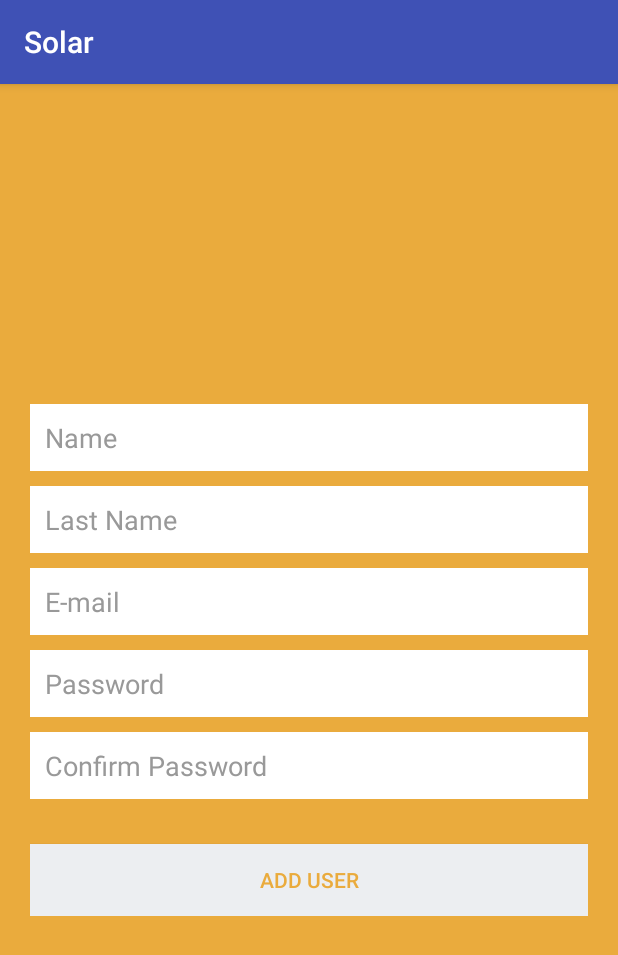
After one commit to JoseloGR/Solar, an Android app: the Register screen opened directly, with no data from a screen before it, on a phone screen of 412 x 824 dp. The commit adds this screen. Shown: the top 955 px of the screen. Run offline under Robolectric (Android 15) with nearby library versions, the phone set to English and light mode, and no system bars.

Commit message:
Primeras pantallas

```diff
--- a/app/build.gradle
+++ b/app/build.gradle
@@ -26,5 +26,6 @@ dependencies {
     })
     compile 'com.android.support:appcompat-v7:25.3.1'
     compile 'com.android.support.constraint:constraint-layout:1.0.2'
+    compile 'com.android.support:design:25.3.1'
     testCompile 'junit:junit:4.12'
 }
--- a/app/src/main/AndroidManifest.xml
+++ b/app/src/main/AndroidManifest.xml
@@ -16,6 +16,9 @@
                 <category android:name="android.intent.category.LAUNCHER" />
             </intent-filter>
         </activity>
+        <activity android:name=".Login" />
+        <activity android:name=".Proyects" />
+        <activity android:name=".Register"></activity>
     </application>
 
 </manifest>
--- /dev/null
+++ b/app/src/main/java/com/itesm/digital/solar/Register.java
@@ -0,0 +1,42 @@
+package com.itesm.digital.solar;
+
+import android.content.Intent;
+import android.support.v7.app.AppCompatActivity;
+import android.os.Bundle;
+import android.view.View;
+import android.widget.Button;
+import android.widget.EditText;
+import android.widget.Toast;
+
+public class Register extends AppCompatActivity {
+
+    private EditText name, lastname, mail, password, repassword;
+
+    @Override
+    protected void onCreate(Bundle savedInstanceState) {
+        super.onCreate(savedInstanceState);
+        setContentView(R.layout.activity_register);
+
+        name = (EditText) findViewById(R.id.name_user);
+        lastname = (EditText) findViewById(R.id.lastname_user);
+        mail = (EditText) findViewById(R.id.mail_user);
+        password = (EditText) findViewById(R.id.new_password_user);
+        repassword = (EditText) findViewById(R.id.repassword_user);
+
+        Button btn_add = (Button) findViewById(R.id.add_user);
+
+        btn_add.setOnClickListener(new View.OnClickListener() {
+            @Override
+            public void onClick(View v) {
+                if(password.toString() == repassword.toString()) {
+                    Toast.makeText(getApplicationContext(), "Check your mail", Toast.LENGTH_SHORT).show();
+                    Intent mainIntent = new Intent().setClass(Register.this, Login.class);
+                    startActivity(mainIntent);
+                }
+                else{
+                    Toast.makeText(getApplicationContext(), "Password doesn't match", Toast.LENGTH_SHORT).show();
+                }
+            }
+        });
+    }
+}
--- /dev/null
+++ b/app/src/main/res/layout/activity_register.xml
@@ -0,0 +1,93 @@
+<?xml version="1.0" encoding="utf-8"?>
+<LinearLayout xmlns:android="http://schemas.android.com/apk/res/android"
+    xmlns:app="http://schemas.android.com/apk/res-auto"
+    xmlns:tools="http://schemas.android.com/tools"
+    android:orientation="vertical"
+    android:layout_width="fill_parent"
+    android:layout_height="fill_parent"
+    android:background="@color/bg_login"
+    android:gravity="center">
+
+    <LinearLayout
+        android:layout_width="fill_parent"
+        android:layout_height="wrap_content"
+        android:layout_gravity="center"
+        android:orientation="vertical"
+        android:paddingLeft="20dp"
+        android:paddingRight="20dp">
+
+        <EditText
+            android:id="@+id/name_user"
+            android:hint="@string/name_user_hint_textbox"
+            android:inputType="textPersonName"
+            android:layout_width="fill_parent"
+            android:layout_height="wrap_content"
+            android:layout_marginBottom="10dp"
+            android:background="@color/white"
+            android:padding="10dp"
+            android:singleLine="true"
+            android:textColor="@color/input_login"
+            android:textColorHint="@color/input_login_hint"/>
+
+        <EditText
+            android:id="@+id/lastname_user"
+            android:hint="@string/lastname_user_hint_textbox"
+            android:inputType="textPersonName"
+            android:layout_width="fill_parent"
+            android:layout_height="wrap_content"
+            android:layout_marginBottom="10dp"
+            android:background="@color/white"
+            android:padding="10dp"
+            android:singleLine="true"
+            android:textColor="@color/input_login"
+            android:textColorHint="@color/input_login_hint" />
+
+        <EditText
+            android:id="@+id/mail_user"
+            android:hint="@string/mail_user_hint_textbox"
+            android:inputType="textPersonName"
+            android:layout_width="fill_parent"
+            android:layout_height="wrap_content"
+            android:layout_marginBottom="10dp"
+            android:background="@color/white"
+            android:padding="10dp"
+            android:singleLine="true"
+            android:textColor="@color/input_login"
+            android:textColorHint="@color/input_login_hint" />
+
+        <EditText
+            android:id="@+id/new_password_user"
+            android:hint="@string/password_text_hint"
+            android:inputType="textPersonName"
+            android:layout_width="fill_parent"
+            android:layout_height="wrap_content"
+            android:layout_marginBottom="10dp"
+            android:background="@color/white"
+            android:padding="10dp"
+            android:singleLine="true"
+            android:textColor="@color/input_login"
+            android:textColorHint="@color/input_login_hint" />
+
+        <EditText
+            android:id="@+id/repassword_user"
+            android:hint="@string/confirm_password_text_hint"
+            android:inputType="textPersonName"
+            android:layout_width="fill_parent"
+            android:layout_height="wrap_content"
+            android:layout_marginBottom="10dp"
+            android:background="@color/white"
+            android:padding="10dp"
+            android:singleLine="true"
+            android:textColor="@color/input_login"
+            android:textColorHint="@color/input_login_hint" />
+
+        <Button
+            android:id="@+id/add_user"
+            android:text="@string/btn_add_user"
+            android:layout_width="fill_parent"
+            android:layout_height="wrap_content"
+            android:layout_marginTop="20dip"
+            android:background="@color/btn_login_bg"
+            android:textColor="@color/btn_login"/>
+    </LinearLayout>
+</LinearLayout>
--- a/app/src/main/res/values/colors.xml
+++ b/app/src/main/res/values/colors.xml
@@ -3,4 +3,11 @@
     <color name="colorPrimary">#3F51B5</color>
     <color name="colorPrimaryDark">#303F9F</color>
     <color name="colorAccent">#FF4081</color>
+
+    <color name="bg_login">#EAAB3D</color>
+    <color name="white">#ffffff</color>
+    <color name="input_login">#222222</color>
+    <color name="input_login_hint">#999999</color>
+    <color name="btn_login">#EAAB3D</color>
+    <color name="btn_login_bg">#eceef1</color>
 </resources>
--- /dev/null
+++ b/app/src/main/res/values/dimens.xml
@@ -0,0 +1,3 @@
+<resources>
+    <dimen name="fab_margin">16dp</dimen>
+</resources>
--- a/app/src/main/res/values/strings.xml
+++ b/app/src/main/res/values/strings.xml
@@ -1,3 +1,21 @@
 <resources>
     <string name="app_name">Solar</string>
+    <string name="title_activity_login">Login</string>
+
+    <!-- activity_login  -->
+    <string name="user_text_hint">Email</string>
+    <string name="password_text_hint">Password</string>
+    <string name="login_button_text">Log in</string>
+    <string name="register_button_text">Register</string>
+
+    <!-- activity_register -->
+    <string name="name_user_hint_textbox">Name</string>
+    <string name="lastname_user_hint_textbox">Last Name</string>
+    <string name="mail_user_hint_textbox">E-mail</string>
+    <string name="confirm_password_text_hint">Confirm Password</string>
+    <string name="btn_add_user">Add User</string>
+
+    <!-- activity_proyects -->
+    <string name="see_proyects">See Proyects</string>
+    <string name="create_new_proyect">Create New Proyect</string>
 </resources>
```
Also changed, not shown: app/src/main/java/com/itesm/digital/solar/Login.java (added, +48 -0 lines), app/src/main/java/com/itesm/digital/solar/Proyects.java (added, +13 -0 lines), app/src/main/res/layout/activity_login.xml (added, +66 -0 lines), app/src/main/res/layout/activity_proyects.xml (added, +33 -0 lines), app/src/main/res/values/styles.xml (+9 -0 lines).
